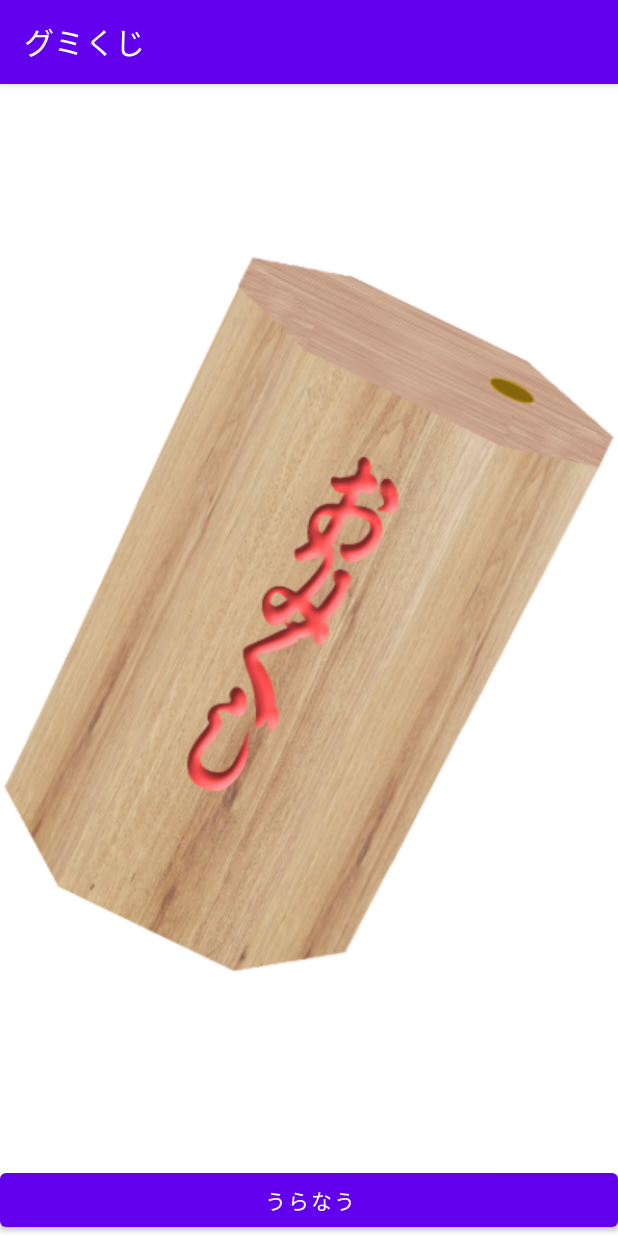
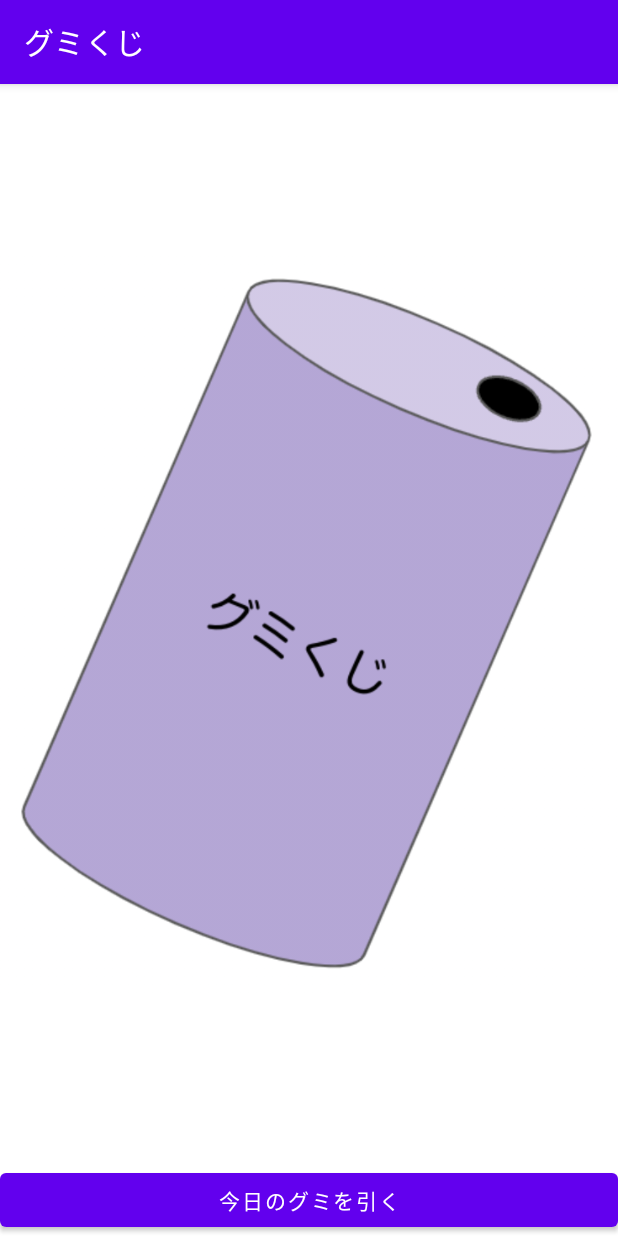
Before and after one commit to 2n0k460/Gumikuji, an Android app: the screen it shows after launch (OmikujiActivity), on a phone screen of 412 x 824 dp. Run offline under Robolectric (Android 15) with nearby library versions, the phone set to English and light mode, and no system bars.

Commit message:
グミくじ箱に変更

```diff
--- a/app/src/main/res/values/strings.xml
+++ b/app/src/main/res/values/strings.xml
@@ -1,6 +1,6 @@
 <resources>
     <string name="app_name">グミくじ</string>
-    <string name="bt_action">うらなう</string>
+    <string name="bt_action">今日のグミを引く</string>
     <string name="contents1">良縁が持ち込まれるでしょう。</string>
     <string name="contents2">金運は非常に良く、思わぬ収入がありそう。</string>
     <string name="contents4">金運向上の兆しがありますがムダ遣いは控えましょう。</string>
```
Also changed, not shown: app/src/main/java/jp/wings/nikkeibp/omikuji/OmikujiActivity.kt (+10 -0 lines), app/src/main/res/drawable/omiikuji11.png (added), app/src/main/res/drawable/omiikuji22.png (added), app/src/main/res/drawable/omikuji1.png, app/src/main/res/drawable/omikuji2.png.
